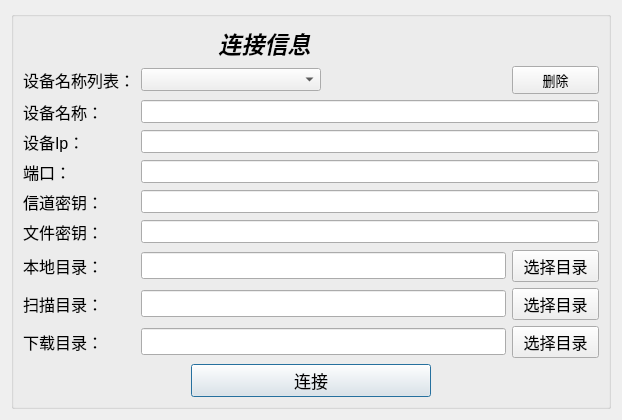
Above: qtcore/FileManage/ConnectServer/ConnectInfoDialog.ui from peakedshout/cfc-fileManage before the change. Below: the same form after it.
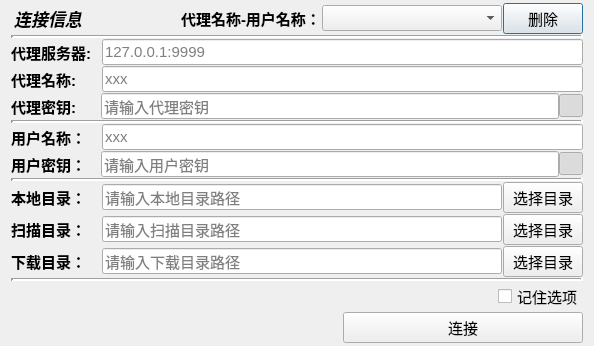
That is the form after the change.

The edit to the form file:
```diff
--- a/qtcore/FileManage/ConnectServer/ConnectInfoDialog.ui
+++ b/qtcore/FileManage/ConnectServer/ConnectInfoDialog.ui
@@ -6,312 +6,44 @@
    <rect>
     <x>0</x>
     <y>0</y>
-    <width>618</width>
-    <height>388</height>
+    <width>594</width>
+    <height>343</height>
    </rect>
   </property>
+  <property name="maximumSize">
+   <size>
+    <width>16777215</width>
+    <height>16777215</height>
+   </size>
+  </property>
+  <property name="font">
+   <font>
+    <pointsize>10</pointsize>
+   </font>
+  </property>
   <property name="windowTitle">
    <string>Dialog</string>
   </property>
-  <layout class="QGridLayout" name="gridLayout_2">
-   <item row="0" column="0">
-    <widget class="QGroupBox" name="groupBox">
-     <property name="minimumSize">
-      <size>
-       <width>600</width>
-       <height>0</height>
-      </size>
-     </property>
-     <property name="font">
-      <font>
-       <pointsize>10</pointsize>
-      </font>
-     </property>
-     <property name="title">
-      <string/>
-     </property>
-     <layout class="QGridLayout" name="gridLayout">
-      <item row="11" column="0">
-       <widget class="QLabel" name="label_5">
-        <property name="minimumSize">
-         <size>
-          <width>70</width>
-          <height>0</height>
-         </size>
-        </property>
-        <property name="maximumSize">
-         <size>
-          <width>120</width>
-          <height>16777215</height>
-         </size>
-        </property>
-        <property name="font">
-         <font>
-          <pointsize>12</pointsize>
-         </font>
-        </property>
-        <property name="text">
-         <string>本地目录：</string>
-        </property>
-        <property name="buddy">
-         <cstring>lineEdit_localDir</cstring>
-        </property>
-       </widget>
-      </item>
-      <item row="15" column="4">
-       <spacer name="verticalSpacer">
-        <property name="orientation">
-         <enum>Qt::Vertical</enum>
-        </property>
-        <property name="sizeHint" stdset="0">
-         <size>
-          <width>20</width>
-          <height>40</height>
-         </size>
-        </property>
-       </spacer>
-      </item>
-      <item row="5" column="0">
-       <widget class="QLabel" name="label_3">
-        <property name="minimumSize">
-         <size>
-          <width>0</width>
-          <height>0</height>
-         </size>
-        </property>
-        <property name="maximumSize">
-         <size>
-          <width>120</width>
-          <height>16777215</height>
-         </size>
-        </property>
-        <property name="font">
-         <font>
-          <pointsize>12</pointsize>
-         </font>
-        </property>
-        <property name="text">
-         <string>设备Ip：</string>
-        </property>
-        <property name="buddy">
-         <cstring>lineEdit_ip</cstring>
-        </property>
-       </widget>
-      </item>
-      <item row="10" column="0">
-       <widget class="QLabel" name="label_8">
-        <property name="maximumSize">
-         <size>
-          <width>120</width>
-          <height>16777215</height>
-         </size>
-        </property>
-        <property name="font">
-         <font>
-          <pointsize>12</pointsize>
-         </font>
-        </property>
-        <property name="text">
-         <string>文件密钥：</string>
-        </property>
-        <property name="buddy">
-         <cstring>lineEdit_fileKey</cstring>
-        </property>
-       </widget>
-      </item>
-      <item row="4" column="0">
-       <widget class="QLabel" name="label_7">
-        <property name="maximumSize">
-         <size>
-          <width>120</width>
-          <height>16777215</height>
-         </size>
-        </property>
-        <property name="font">
-         <font>
-          <pointsize>12</pointsize>
-         </font>
-        </property>
-        <property name="text">
-         <string>设备名称：</string>
-        </property>
-        <property name="buddy">
-         <cstring>lineEdit_serverName</cstring>
-        </property>
-       </widget>
-      </item>
-      <item row="13" column="0">
-       <widget class="QLabel" name="label_10">
-        <property name="minimumSize">
-         <size>
-          <width>70</width>
-          <height>0</height>
-         </size>
-        </property>
-        <property name="maximumSize">
-         <size>
-          <width>120</width>
-          <height>16777215</height>
-         </size>
-        </property>
-        <property name="font">
-         <font>
-          <pointsize>12</pointsize>
-         </font>
-        </property>
-        <property name="text">
-         <string>下载目录：</string>
-        </property>
-        <property name="buddy">
-         <cstring>lineEdit_SaveDir</cstring>
-        </property>
-       </widget>
-      </item>
-      <item row="12" column="0">
-       <widget class="QLabel" name="label_9">
-        <property name="minimumSize">
-         <size>
-          <width>70</width>
-          <height>0</height>
-         </size>
-        </property>
-        <property name="maximumSize">
-         <size>
-          <width>120</width>
-          <height>16777215</height>
-         </size>
-        </property>
-        <property name="font">
-         <font>
-          <pointsize>12</pointsize>
-         </font>
-        </property>
-        <property name="text">
-         <string>扫描目录：</string>
-        </property>
-        <property name="buddy">
-         <cstring>lineEdit_ScanDir</cstring>
-        </property>
-       </widget>
-      </item>
-      <item row="14" column="0" colspan="6">
+  <layout class="QVBoxLayout" name="verticalLayout">
+   <property name="spacing">
+    <number>1</number>
+   </property>
+   <property name="topMargin">
+    <number>3</number>
+   </property>
+   <property name="bottomMargin">
+    <number>3</number>
+   </property>
+   <item>
        <layout class="QHBoxLayout" name="horizontalLayout">
         <item>
-         <spacer name="horizontalSpacer">
-          <property name="orientation">
-           <enum>Qt::Horizontal</enum>
-          </property>
-          <property name="sizeHint" stdset="0">
-           <size>
-            <width>40</width>
-            <height>20</height>
-           </size>
-          </property>
-         </spacer>
-        </item>
-        <item>
-         <widget class="QPushButton" name="pushButton_connect">
-          <property name="minimumSize">
-           <size>
-            <width>240</width>
-            <height>0</height>
-           </size>
-          </property>
-          <property name="maximumSize">
-           <size>
-            <width>16777215</width>
-            <height>16777215</height>
-           </size>
-          </property>
+      <widget class="QLabel" name="label">
           <property name="font">
            <font>
+         <family>Microsoft YaHei UI</family>
             <pointsize>13</pointsize>
-           </font>
-          </property>
-          <property name="text">
-           <string>连接</string>
-          </property>
-         </widget>
-        </item>
-        <item>
-         <spacer name="horizontalSpacer_3">
-          <property name="orientation">
-           <enum>Qt::Horizontal</enum>
-          </property>
-          <property name="sizeHint" stdset="0">
-           <size>
-            <width>40</width>
-            <height>20</height>
-           </size>
-          </property>
-         </spacer>
-        </item>
-       </layout>
-      </item>
-      <item row="6" column="0">
-       <widget class="QLabel" name="label_2">
-        <property name="minimumSize">
-         <size>
-          <width>0</width>
-          <height>0</height>
-         </size>
-        </property>
-        <property name="maximumSize">
-         <size>
-          <width>120</width>
-          <height>16777215</height>
-         </size>
-        </property>
-        <property name="font">
-         <font>
-          <pointsize>12</pointsize>
-         </font>
-        </property>
-        <property name="text">
-         <string>端口：</string>
-        </property>
-        <property name="buddy">
-         <cstring>lineEdit_port</cstring>
-        </property>
-       </widget>
-      </item>
-      <item row="9" column="0">
-       <widget class="QLabel" name="label_4">
-        <property name="minimumSize">
-         <size>
-          <width>80</width>
-          <height>0</height>
-         </size>
-        </property>
-        <property name="maximumSize">
-         <size>
-          <width>120</width>
-          <height>16777215</height>
-         </size>
-        </property>
-        <property name="font">
-         <font>
-          <pointsize>12</pointsize>
-         </font>
-        </property>
-        <property name="text">
-         <string>信道密钥：</string>
-        </property>
-        <property name="buddy">
-         <cstring>lineEdit_key</cstring>
-        </property>
-       </widget>
-      </item>
-      <item row="1" column="0" colspan="5">
-       <widget class="QLabel" name="label_6">
-        <property name="font">
-         <font>
-          <pointsize>17</pointsize>
           <italic>true</italic>
           <bold>true</bold>
-          <underline>false</underline>
-          <strikeout>false</strikeout>
-          <kerning>true</kerning>
          </font>
         </property>
         <property name="text">
@@ -322,158 +54,580 @@
         </property>
        </widget>
       </item>
-      <item row="4" column="1" colspan="5">
-       <widget class="QLineEdit" name="lineEdit_serverName">
+     <item>
+      <spacer name="horizontalSpacer">
+       <property name="orientation">
+        <enum>Qt::Horizontal</enum>
+       </property>
+       <property name="sizeHint" stdset="0">
+        <size>
+         <width>40</width>
+         <height>20</height>
+        </size>
+       </property>
+      </spacer>
+     </item>
+     <item>
+      <widget class="QLabel" name="label_11">
+       <property name="minimumSize">
+        <size>
+         <width>140</width>
+         <height>0</height>
+        </size>
+       </property>
         <property name="maximumSize">
          <size>
-          <width>16777215</width>
+         <width>140</width>
           <height>16777215</height>
          </size>
         </property>
-       </widget>
-      </item>
-      <item row="5" column="1" colspan="5">
-       <widget class="QLineEdit" name="lineEdit_ip">
-        <property name="maximumSize">
+       <property name="font">
+        <font>
+         <pointsize>11</pointsize>
+         <bold>true</bold>
+        </font>
+       </property>
+       <property name="text">
+        <string>代理名称-用户名称：</string>
+       </property>
+       <property name="alignment">
+        <set>Qt::AlignLeading|Qt::AlignLeft|Qt::AlignVCenter</set>
+       </property>
+       <property name="buddy">
+        <cstring>comboBox</cstring>
+       </property>
+      </widget>
+     </item>
+     <item>
+      <widget class="QComboBox" name="comboBox">
+       <property name="minimumSize">
          <size>
-          <width>16777215</width>
-          <height>16777215</height>
-         </size>
-        </property>
-       </widget>
-      </item>
-      <item row="2" column="5">
+         <width>180</width>
+         <height>0</height>
+        </size>
+       </property>
+       <property name="font">
+        <font>
+         <pointsize>11</pointsize>
+        </font>
+       </property>
+      </widget>
+     </item>
+     <item>
        <widget class="QPushButton" name="pushButton_Del">
+       <property name="maximumSize">
+        <size>
+         <width>80</width>
+         <height>16777215</height>
+        </size>
+       </property>
+       <property name="font">
+        <font>
+         <pointsize>11</pointsize>
+        </font>
+       </property>
         <property name="text">
          <string>删除</string>
         </property>
        </widget>
       </item>
-      <item row="11" column="5">
-       <widget class="QPushButton" name="pushButton_selectDir">
+    </layout>
+   </item>
+   <item>
+    <widget class="Line" name="line">
+     <property name="lineWidth">
+      <number>3</number>
+     </property>
+     <property name="orientation">
+      <enum>Qt::Horizontal</enum>
+     </property>
+    </widget>
+   </item>
+   <item>
+    <layout class="QHBoxLayout" name="horizontalLayout_3">
+     <item>
+      <widget class="QLabel" name="label_3">
         <property name="minimumSize">
          <size>
-          <width>0</width>
+         <width>90</width>
           <height>0</height>
          </size>
         </property>
         <property name="maximumSize">
          <size>
-          <width>16777215</width>
+         <width>90</width>
           <height>16777215</height>
          </size>
         </property>
         <property name="font">
          <font>
-          <pointsize>12</pointsize>
+         <pointsize>11</pointsize>
+         <bold>true</bold>
          </font>
         </property>
         <property name="text">
-         <string>选择目录</string>
-        </property>
-       </widget>
-      </item>
-      <item row="12" column="5">
-       <widget class="QPushButton" name="pushButton_selectDir_2">
+        <string>代理服务器:</string>
+       </property>
+       <property name="buddy">
+        <cstring>lineEdit_ip</cstring>
+       </property>
+      </widget>
+     </item>
+     <item>
+      <widget class="QLineEdit" name="lineEdit_ip">
+       <property name="maximumSize">
+        <size>
+         <width>16777215</width>
+         <height>16777215</height>
+        </size>
+       </property>
+       <property name="font">
+        <font>
+         <pointsize>11</pointsize>
+        </font>
+       </property>
+       <property name="placeholderText">
+        <string>127.0.0.1:9999</string>
+       </property>
+      </widget>
+     </item>
+    </layout>
+   </item>
+   <item>
+    <layout class="QHBoxLayout" name="horizontalLayout_4">
+     <item>
+      <widget class="QLabel" name="label_7">
         <property name="minimumSize">
          <size>
-          <width>0</width>
+         <width>90</width>
           <height>0</height>
          </size>
         </property>
         <property name="maximumSize">
          <size>
-          <width>16777215</width>
+         <width>90</width>
           <height>16777215</height>
          </size>
         </property>
         <property name="font">
          <font>
-          <pointsize>12</pointsize>
+         <pointsize>11</pointsize>
+         <bold>true</bold>
          </font>
         </property>
         <property name="text">
-         <string>选择目录</string>
-        </property>
-       </widget>
-      </item>
-      <item row="13" column="5">
-       <widget class="QPushButton" name="pushButton_selectDir_3">
+        <string>代理名称:</string>
+       </property>
+       <property name="buddy">
+        <cstring>lineEdit_serverName</cstring>
+       </property>
+      </widget>
+     </item>
+     <item>
+      <widget class="QLineEdit" name="lineEdit_serverName">
+       <property name="maximumSize">
+        <size>
+         <width>16777215</width>
+         <height>16777215</height>
+        </size>
+       </property>
+       <property name="font">
+        <font>
+         <pointsize>11</pointsize>
+        </font>
+       </property>
+       <property name="placeholderText">
+        <string>xxx</string>
+       </property>
+      </widget>
+     </item>
+    </layout>
+   </item>
+   <item>
+    <layout class="QHBoxLayout" name="horizontalLayout_5">
+     <property name="spacing">
+      <number>0</number>
+     </property>
+     <item>
+      <widget class="QLabel" name="label_4">
         <property name="minimumSize">
          <size>
-          <width>0</width>
+         <width>90</width>
           <height>0</height>
          </size>
         </property>
         <property name="maximumSize">
          <size>
-          <width>16777215</width>
+         <width>90</width>
           <height>16777215</height>
          </size>
         </property>
         <property name="font">
          <font>
-          <pointsize>12</pointsize>
+         <pointsize>11</pointsize>
+         <bold>true</bold>
          </font>
         </property>
         <property name="text">
-         <string>选择目录</string>
-        </property>
-       </widget>
-      </item>
-      <item row="10" column="1" colspan="5">
-       <widget class="QLineEdit" name="lineEdit_fileKey">
-        <property name="echoMode">
-         <enum>QLineEdit::PasswordEchoOnEdit</enum>
+        <string>代理密钥:</string>
+       </property>
+       <property name="buddy">
+        <cstring>lineEdit_key</cstring>
         </property>
        </widget>
       </item>
-      <item row="9" column="1" colspan="5">
+     <item>
        <widget class="QLineEdit" name="lineEdit_key">
+       <property name="font">
+        <font>
+         <pointsize>11</pointsize>
+        </font>
+       </property>
         <property name="echoMode">
-         <enum>QLineEdit::PasswordEchoOnEdit</enum>
-        </property>
-       </widget>
-      </item>
-      <item row="6" column="1" colspan="5">
-       <widget class="QLineEdit" name="lineEdit_port">
+        <enum>QLineEdit::Password</enum>
+       </property>
+       <property name="placeholderText">
+        <string>请输入代理密钥</string>
+       </property>
+      </widget>
+     </item>
+     <item>
+      <widget class="QToolButton" name="toolButton_2">
+       <property name="text">
+        <string/>
+       </property>
+       <property name="checkable">
+        <bool>true</bool>
+       </property>
+       <property name="checked">
+        <bool>true</bool>
+       </property>
+      </widget>
+     </item>
+    </layout>
+   </item>
+   <item>
+    <widget class="Line" name="line_2">
+     <property name="lineWidth">
+      <number>3</number>
+     </property>
+     <property name="orientation">
+      <enum>Qt::Horizontal</enum>
+     </property>
+    </widget>
+   </item>
+   <item>
+    <layout class="QHBoxLayout" name="horizontalLayout_6">
+     <item>
+      <widget class="QLabel" name="label_12">
+       <property name="minimumSize">
+        <size>
+         <width>90</width>
+         <height>0</height>
+        </size>
+       </property>
+       <property name="maximumSize">
+        <size>
+         <width>90</width>
+         <height>16777215</height>
+        </size>
+       </property>
+       <property name="font">
+        <font>
+         <pointsize>11</pointsize>
+         <bold>true</bold>
+        </font>
+       </property>
+       <property name="text">
+        <string>用户名称：</string>
+       </property>
+       <property name="buddy">
+        <cstring>lineEdit_serverName</cstring>
+       </property>
+      </widget>
+     </item>
+     <item>
+      <widget class="QLineEdit" name="lineEdit_clientName">
         <property name="maximumSize">
          <size>
           <width>16777215</width>
           <height>16777215</height>
          </size>
         </property>
-       </widget>
-      </item>
-      <item row="12" column="1" colspan="4">
-       <widget class="QLineEdit" name="lineEdit_ScanDir">
+       <property name="font">
+        <font>
+         <pointsize>11</pointsize>
+        </font>
+       </property>
+       <property name="placeholderText">
+        <string>xxx</string>
+       </property>
+      </widget>
+     </item>
+    </layout>
+   </item>
+   <item>
+    <layout class="QHBoxLayout" name="horizontalLayout_7">
+     <property name="spacing">
+      <number>0</number>
+     </property>
+     <item>
+      <widget class="QLabel" name="label_8">
+       <property name="minimumSize">
+        <size>
+         <width>90</width>
+         <height>0</height>
+        </size>
+       </property>
+       <property name="maximumSize">
+        <size>
+         <width>90</width>
+         <height>16777215</height>
+        </size>
+       </property>
         <property name="font">
          <font>
-          <pointsize>12</pointsize>
-         </font>
-        </property>
-       </widget>
-      </item>
-      <item row="11" column="1" colspan="4">
+         <pointsize>11</pointsize>
+         <bold>true</bold>
+        </font>
+       </property>
+       <property name="text">
+        <string>用户密钥：</string>
+       </property>
+       <property name="buddy">
+        <cstring>lineEdit_fileKey</cstring>
+       </property>
+      </widget>
+     </item>
+     <item>
+      <widget class="QLineEdit" name="lineEdit_fileKey">
+       <property name="font">
+        <font>
+         <pointsize>11</pointsize>
+        </font>
+       </property>
+       <property name="echoMode">
+        <enum>QLineEdit::Password</enum>
+       </property>
+       <property name="placeholderText">
+        <string>请输入用户密钥</string>
+       </property>
+      </widget>
+     </item>
+     <item>
+      <widget class="QToolButton" name="toolButton">
+       <property name="text">
+        <string/>
+       </property>
+       <property name="checkable">
+        <bool>true</bool>
+       </property>
+       <property name="checked">
+        <bool>true</bool>
+       </property>
+      </widget>
+     </item>
+    </layout>
+   </item>
+   <item>
+    <widget class="Line" name="line_3">
+     <property name="lineWidth">
+      <number>3</number>
+     </property>
+     <property name="orientation">
+      <enum>Qt::Horizontal</enum>
+     </property>
+    </widget>
+   </item>
+   <item>
+    <layout class="QHBoxLayout" name="horizontalLayout_8">
+     <item>
+      <widget class="QLabel" name="label_5">
+       <property name="minimumSize">
+        <size>
+         <width>90</width>
+         <height>0</height>
+        </size>
+       </property>
+       <property name="maximumSize">
+        <size>
+         <width>90</width>
+         <height>16777215</height>
+        </size>
+       </property>
+       <property name="font">
+        <font>
+         <pointsize>11</pointsize>
+         <bold>true</bold>
+        </font>
+       </property>
+       <property name="text">
+        <string>本地目录：</string>
+       </property>
+       <property name="buddy">
+        <cstring>lineEdit_localDir</cstring>
+       </property>
+      </widget>
+     </item>
+     <item>
        <widget class="QLineEdit" name="lineEdit_localDir">
         <property name="font">
          <font>
-          <pointsize>12</pointsize>
-         </font>
-        </property>
-       </widget>
-      </item>
-      <item row="13" column="1" colspan="4">
+         <pointsize>11</pointsize>
+        </font>
+       </property>
+       <property name="text">
+        <string/>
+       </property>
+       <property name="placeholderText">
+        <string>请输入本地目录路径</string>
+       </property>
+      </widget>
+     </item>
+     <item>
+      <widget class="QPushButton" name="pushButton_selectDir">
+       <property name="minimumSize">
+        <size>
+         <width>0</width>
+         <height>0</height>
+        </size>
+       </property>
+       <property name="maximumSize">
+        <size>
+         <width>16777215</width>
+         <height>16777215</height>
+        </size>
+       </property>
+       <property name="font">
+        <font>
+         <pointsize>11</pointsize>
+        </font>
+       </property>
+       <property name="text">
+        <string>选择目录</string>
+       </property>
+      </widget>
+     </item>
+    </layout>
+   </item>
+   <item>
+    <layout class="QHBoxLayout" name="horizontalLayout_9">
+     <item>
+      <widget class="QLabel" name="label_9">
+       <property name="minimumSize">
+        <size>
+         <width>90</width>
+         <height>0</height>
+        </size>
+       </property>
+       <property name="maximumSize">
+        <size>
+         <width>90</width>
+         <height>16777215</height>
+        </size>
+       </property>
+       <property name="font">
+        <font>
+         <pointsize>11</pointsize>
+         <bold>true</bold>
+        </font>
+       </property>
+       <property name="text">
+        <string>扫描目录：</string>
+       </property>
+       <property name="buddy">
+        <cstring>lineEdit_ScanDir</cstring>
+       </property>
+      </widget>
+     </item>
+     <item>
+      <widget class="QLineEdit" name="lineEdit_ScanDir">
+       <property name="font">
+        <font>
+         <pointsize>11</pointsize>
+        </font>
+       </property>
+       <property name="placeholderText">
+        <string>请输入扫描目录路径</string>
+       </property>
+      </widget>
+     </item>
+     <item>
+      <widget class="QPushButton" name="pushButton_selectDir_2">
+       <property name="minimumSize">
+        <size>
+         <width>0</width>
+         <height>0</height>
+        </size>
+       </property>
+       <property name="maximumSize">
+        <size>
+         <width>16777215</width>
+         <height>16777215</height>
+        </size>
+       </property>
+       <property name="font">
+        <font>
+         <pointsize>11</pointsize>
+        </font>
+       </property>
+       <property name="text">
+        <string>选择目录</string>
+       </property>
+      </widget>
+     </item>
+    </layout>
+   </item>
+   <item>
+    <layout class="QHBoxLayout" name="horizontalLayout_10">
+     <item>
+      <widget class="QLabel" name="label_10">
+       <property name="minimumSize">
+        <size>
+         <width>90</width>
+         <height>0</height>
+        </size>
+       </property>
+       <property name="maximumSize">
+        <size>
+         <width>90</width>
+         <height>16777215</height>
+        </size>
+       </property>
+       <property name="font">
+        <font>
+         <pointsize>11</pointsize>
+         <bold>true</bold>
+        </font>
+       </property>
+       <property name="text">
+        <string>下载目录：</string>
+       </property>
+       <property name="buddy">
+        <cstring>lineEdit_SaveDir</cstring>
+       </property>
+      </widget>
+     </item>
+     <item>
        <widget class="QLineEdit" name="lineEdit_SaveDir">
         <property name="font">
          <font>
-          <pointsize>12</pointsize>
-         </font>
-        </property>
-       </widget>
-      </item>
-      <item row="2" column="0">
-       <widget class="QLabel" name="label_11">
+         <pointsize>11</pointsize>
+        </font>
+       </property>
+       <property name="placeholderText">
+        <string>请输入下载目录路径</string>
+       </property>
+      </widget>
+     </item>
+     <item>
+      <widget class="QPushButton" name="pushButton_selectDir_3">
+       <property name="minimumSize">
+        <size>
+         <width>0</width>
+         <height>0</height>
+        </size>
+       </property>
         <property name="maximumSize">
          <size>
           <width>16777215</width>
@@ -482,25 +636,104 @@
         </property>
         <property name="font">
          <font>
-          <pointsize>12</pointsize>
+         <pointsize>11</pointsize>
          </font>
         </property>
         <property name="text">
-         <string>设备名称列表：</string>
-        </property>
-        <property name="alignment">
-         <set>Qt::AlignRight|Qt::AlignTrailing|Qt::AlignVCenter</set>
-        </property>
-        <property name="buddy">
-         <cstring>comboBox</cstring>
+        <string>选择目录</string>
+       </property>
+      </widget>
+     </item>
+    </layout>
+   </item>
+   <item>
+    <widget class="Line" name="line_4">
+     <property name="lineWidth">
+      <number>3</number>
+     </property>
+     <property name="orientation">
+      <enum>Qt::Horizontal</enum>
         </property>
        </widget>
       </item>
-      <item row="2" column="1" colspan="2">
-       <widget class="QComboBox" name="comboBox"/>
-      </item>
-     </layout>
-    </widget>
+   <item>
+    <layout class="QHBoxLayout" name="horizontalLayout_11">
+     <item>
+      <spacer name="horizontalSpacer_3">
+       <property name="orientation">
+        <enum>Qt::Horizontal</enum>
+       </property>
+       <property name="sizeHint" stdset="0">
+        <size>
+         <width>40</width>
+         <height>20</height>
+        </size>
+       </property>
+      </spacer>
+     </item>
+     <item>
+      <widget class="QCheckBox" name="checkBox">
+       <property name="maximumSize">
+        <size>
+         <width>142</width>
+         <height>16777215</height>
+        </size>
+       </property>
+       <property name="font">
+        <font>
+         <pointsize>11</pointsize>
+        </font>
+       </property>
+       <property name="layoutDirection">
+        <enum>Qt::LeftToRight</enum>
+       </property>
+       <property name="text">
+        <string>记住选项</string>
+       </property>
+      </widget>
+     </item>
+    </layout>
+   </item>
+   <item>
+    <layout class="QHBoxLayout" name="horizontalLayout_2">
+     <item>
+      <spacer name="horizontalSpacer_2">
+       <property name="orientation">
+        <enum>Qt::Horizontal</enum>
+       </property>
+       <property name="sizeHint" stdset="0">
+        <size>
+         <width>40</width>
+         <height>20</height>
+        </size>
+       </property>
+      </spacer>
+     </item>
+     <item>
+      <widget class="QPushButton" name="pushButton_connect">
+       <property name="minimumSize">
+        <size>
+         <width>240</width>
+         <height>0</height>
+        </size>
+       </property>
+       <property name="maximumSize">
+        <size>
+         <width>16777215</width>
+         <height>16777215</height>
+        </size>
+       </property>
+       <property name="font">
+        <font>
+         <pointsize>11</pointsize>
+        </font>
+       </property>
+       <property name="text">
+        <string>连接</string>
+       </property>
+      </widget>
+     </item>
+    </layout>
    </item>
   </layout>
  </widget>
```
Lines whose indentation alone changed are shown as unchanged.
